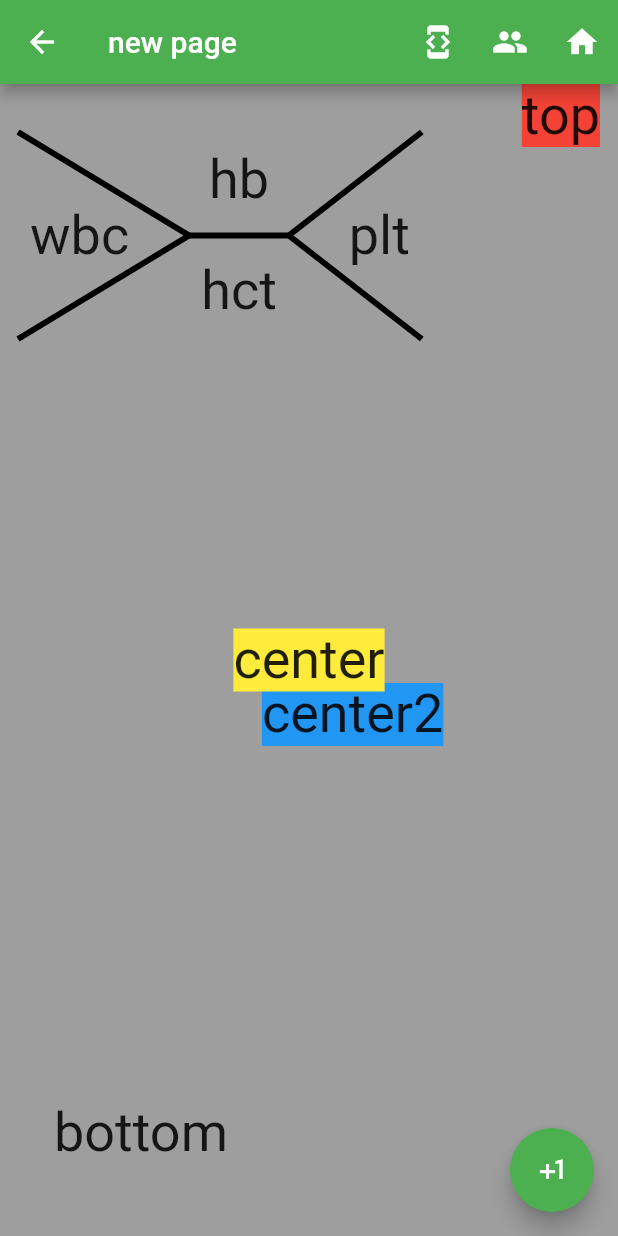
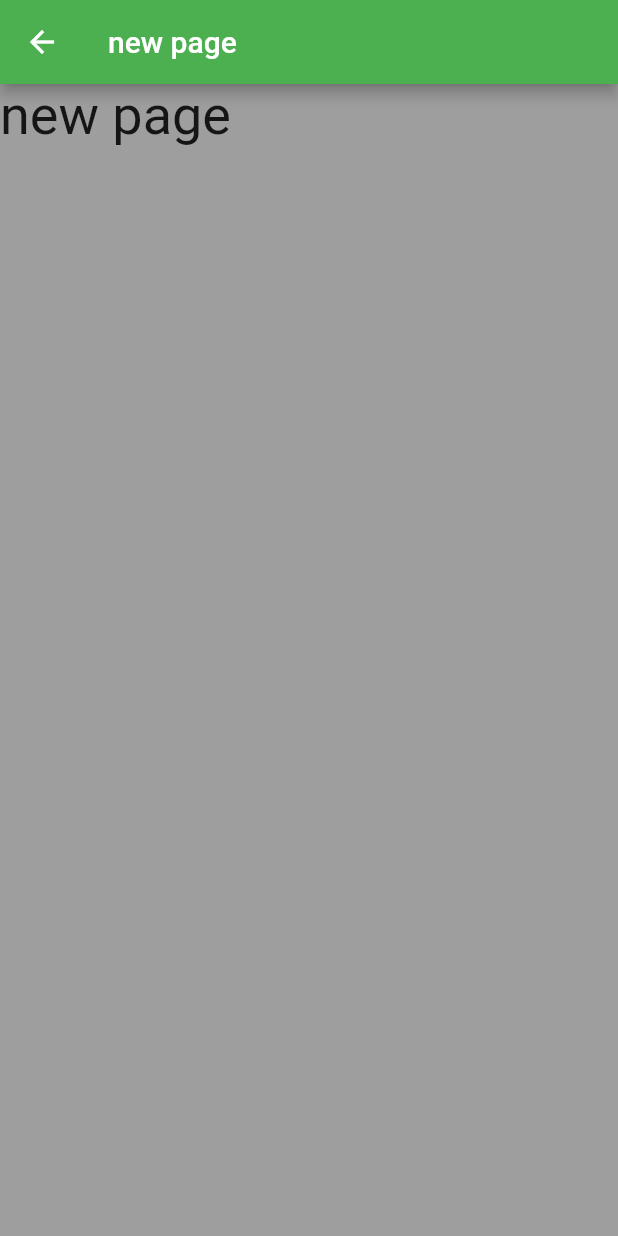
Before and after one commit to FireJuun/ai_health_demo, a Flutter app: the screen it shows after launch, after a tap on the "plus one" icon, on a phone screen of 412 x 824 dp. Run offline on Flutter 3.47's test engine with Material 2 defaults, Android fonts, the phone set to English and light mode, and no system bars.

Commit message:
101: demo of single-child widgets and alignment

```diff
--- a/lib/main.dart
+++ b/lib/main.dart
@@ -12,11 +12,7 @@ class MyApp extends StatelessWidget {
         primarySwatch: Colors.green,
         textTheme: TextTheme(body1: TextStyle(fontSize: 36)),
       ),
-      // home: HomeScreen(),
-      initialRoute: '/',
-      routes: {
-        '/': (context) => HomeScreen(),
-      },
+      home: HomeScreen(),
     );
   }
 }
--- a/lib/screens/home.dart
+++ b/lib/screens/home.dart
@@ -1,19 +1,25 @@
-import 'package:ai_health_demo/shared/shared.dart';
+import 'package:ai_health_demo/screens/screens.dart';
 import 'package:flutter/material.dart';
 
 class HomeScreen extends StatelessWidget {
   @override
   Widget build(BuildContext context) {
     return Scaffold(
-      appBar: appBarPage(context, 'AI Health'),
+      appBar: AppBar(
+        title: Text('AI Health'),
+      ),
       body: Center(
-        child: Column(
-          mainAxisAlignment: MainAxisAlignment.spaceEvenly,
-          children: <Widget>[LabBMP(), LabCBC()],
-        ),
+        child: Text('AI Health'),
       ),
-      floatingActionButton: fab(context),
-      drawer: appDrawer(),
+      floatingActionButton: FloatingActionButton(
+        child: Icon(Icons.plus_one),
+        onPressed: () {
+          Navigator.push(
+              context,
+              MaterialPageRoute(
+                  builder: (BuildContext context) => NewScreen()));
+        },
+      ),
     );
   }
 }
--- a/lib/screens/new.dart
+++ b/lib/screens/new.dart
@@ -1,51 +1,17 @@
-import 'package:ai_health_demo/shared/shared.dart';
 import 'package:flutter/material.dart';
 
 class NewScreen extends StatelessWidget {
   @override
   Widget build(BuildContext context) {
     return Scaffold(
-      appBar: appBarPage(context, 'new page'),
+      appBar: AppBar(
+        title: Text('new page'),
+      ),
       body: Container(
         constraints: BoxConstraints.expand(),
         color: Colors.grey,
-        child: Stack(
-          children: <Widget>[
-            Positioned(
-              right: 12.0,
-              child: Container(
-                color: Colors.red,
-                child: Text('top'),
-              ),
-            ),
-            Positioned(
-              bottom: 48.0,
-              left: 36.0,
-              child: Text('bottom'),
-            ),
-            Align(
-              alignment: Alignment(.2, .1),
-              child: Container(
-                color: Colors.blue,
-                child: Text('center2'),
-              ),
-            ),
-            Align(
-              alignment: Alignment.center,
-              child: Container(
-                color: Colors.yellow,
-                child: Text('center'),
-              ),
-            ),
-            Positioned(
-              left: 12.0,
-              top: 32.0,
-              child: LabCBC(),
-            )
-          ],
-        ),
+        child: Text('new page'),
       ),
-      floatingActionButton: fab(context),
     );
   }
 }
--- a/lib/shared/app_structure.dart
+++ /dev/null
@@ -1,51 +0,0 @@
-import 'package:ai_health_demo/screens/screens.dart';
-import 'package:flutter/material.dart';
-
-PreferredSizeWidget appBarPage(BuildContext context, String id) {
-  return AppBar(
-    title: Text(id),
-    actions: <Widget>[
-      IconButton(
-        icon: Icon(Icons.developer_mode),
-        onPressed: () {},
-      ),
-      IconButton(
-        icon: Icon(Icons.people),
-        onPressed: () {},
-      ),
-      IconButton(
-        icon: Icon(Icons.home),
-        onPressed: () {
-          Navigator.popUntil(context, ModalRoute.withName('/'));
-        },
-      ),
-    ],
-  );
-}
-
-Widget fab(BuildContext context) {
-  return FloatingActionButton(
-    child: Icon(Icons.plus_one),
-    onPressed: () {
-      Navigator.push(context,
-          MaterialPageRoute(builder: (BuildContext context) => NewScreen()));
-    },
-  );
-}
-
-Widget appDrawer() {
-  return Drawer(
-    child: ListView(
-      children: <Widget>[
-        DrawerHeader(
-          child: Text('AI Health'),
-        ),
-        Text('text'),
-        Text('text'),
-        Text('text'),
-        Text('text'),
-        Text('text'),
-      ],
-    ),
-  );
-}
--- a/lib/shared/labs.dart
+++ /dev/null
@@ -1,121 +0,0 @@
-import 'package:flutter/material.dart';
-
-class LabBMP extends StatelessWidget {
-  @override
-  Widget build(BuildContext context) {
-    return Padding(
-      padding: EdgeInsets.all(8.0),
-      child: Row(
-        children: <Widget>[
-          Expanded(
-            child: Table(
-              border: TableBorder(
-                  horizontalInside: BorderSide(width: 4.0),
-                  verticalInside: BorderSide(width: 4.0)),
-              children: [
-                TableRow(
-                  children: [
-                    _labText('na'),
-                    _labText('cl'),
-                    _labText('bun'),
-                  ],
-                ),
-                TableRow(
-                  children: [
-                    _labText('k'),
-                    _labText('co2'),
-                    _labText('creat'),
-                  ],
-                ),
-              ],
-            ),
-          ),
-          _labTextWithV('glc'),
-        ],
-      ),
-    );
-  }
-}
-
-class LabCBC extends StatelessWidget {
-  @override
-  Widget build(BuildContext context) {
-    return Row(
-      mainAxisAlignment: MainAxisAlignment.center,
-      mainAxisSize: MainAxisSize.min,
-      children: <Widget>[
-        _labTextWithV('wbc', Colors.blue, true),
-        IntrinsicWidth(
-          child: Column(
-            mainAxisSize: MainAxisSize.min,
-            children: <Widget>[
-              _labText('hb'),
-              Divider(
-                color: Colors.black,
-                thickness: 4.0,
-              ),
-              _labText('hct'),
-            ],
-          ),
-        ),
-        _labTextWithV('plt', Colors.orange),
-      ],
-    );
-  }
-}
-
-_labText(String s, [Color c = Colors.red]) {
-  return Container(
-    alignment: Alignment.center,
-    margin: EdgeInsets.all(8.0),
-    // color: c,
-    child: Text(s),
-  );
-}
-
-_labTextWithV(String s, [Color c = Colors.red, bool onLeft = false]) {
-  return Container(
-    // margin: EdgeInsets.all(8.0),
-    // color: c,
-    child: CustomPaint(
-      painter: _PaintV(onLeft: onLeft),
-      child: Container(
-          margin: EdgeInsets.symmetric(horizontal: 8.0, vertical: 48.0),
-          padding: (onLeft)
-              ? EdgeInsets.only(right: 32.0)
-              : EdgeInsets.only(left: 32.0),
-          child: Text(s)),
-    ),
-  );
-}
-
-class _PaintV extends CustomPainter {
-  bool onLeft;
-
-  _PaintV({this.onLeft = false});
-
-  @override
-  void paint(Canvas canvas, Size size) {
-    final paint = Paint();
-
-    paint.color = Colors.black;
-    paint.strokeWidth = 4.0;
-
-    // top line
-    (onLeft)
-        ? canvas.drawLine(
-            Offset(0, 0), Offset(size.width, size.height / 2), paint)
-        : canvas.drawLine(
-            Offset(size.width, 0), Offset(0, size.height / 2), paint);
-
-    // bottom line
-    (onLeft)
-        ? canvas.drawLine(
-            Offset(0, size.height), Offset(size.width, size.height / 2), paint)
-        : canvas.drawLine(
-            Offset(size.width, size.height), Offset(0, size.height / 2), paint);
-  }
-
-  @override
-  bool shouldRepaint(CustomPainter oldDelegate) => false;
-}
--- a/lib/shared/loading.dart
+++ /dev/null
@@ -1,10 +0,0 @@
-import 'package:flutter/material.dart';
-
-class Loading extends StatelessWidget {
-  @override
-  Widget build(BuildContext context) {
-    return Center(
-      child: CircularProgressIndicator(),
-    );
-  }
-}
--- a/lib/shared/shared.dart
+++ /dev/null
@@ -1,3 +0,0 @@
-export 'app_structure.dart';
-export 'labs.dart';
-export 'loading.dart';
```
Also changed, not shown: lib/services/services.dart (deleted).
